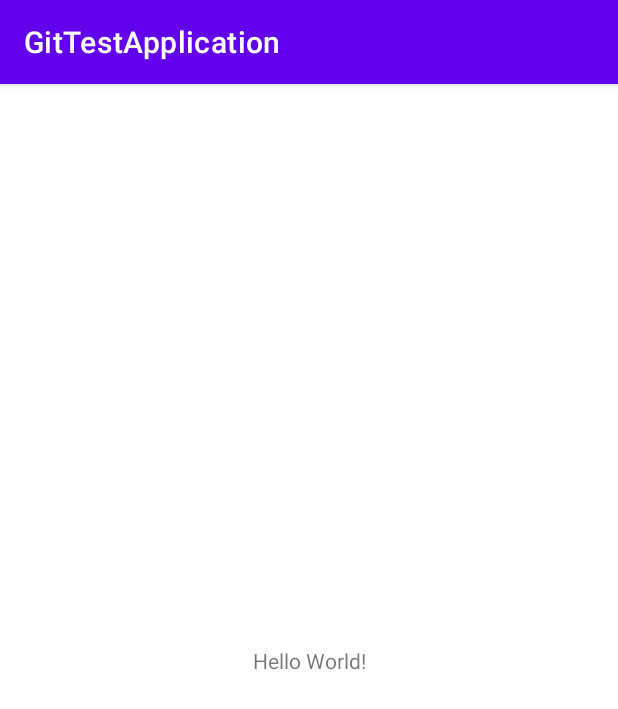
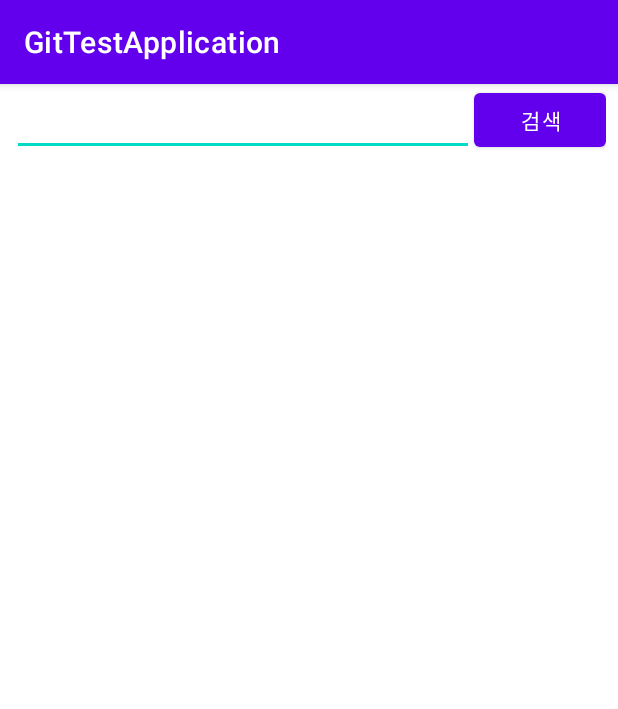
Before and after one commit to sk392/GitTestRepository, an Android app: the screen it shows after launch (MainActivity), on a phone screen of 412 x 824 dp. Shown: the top 709 px of the screen. Run offline under Robolectric (Android 15) with nearby library versions, the phone set to English and light mode, and no system bars.

Commit message:
#2- 검색 기본 화면구성 추가

```diff
--- a/app/src/main/AndroidManifest.xml
+++ b/app/src/main/AndroidManifest.xml
@@ -11,7 +11,7 @@
         android:supportsRtl="true"
         android:theme="@style/Theme.GitTestApplication">
         <activity
-            android:name=".MainActivity"
+            android:name=".ui.MainActivity"
             android:exported="true">
             <intent-filter>
                 <action android:name="android.intent.action.MAIN" />
--- a/app/src/main/java/com/example/gittestapplication/MainActivity.kt
+++ b/app/src/main/java/com/example/gittestapplication/ui/MainActivity.kt
@@ -1,7 +1,8 @@
-package com.example.gittestapplication
+package com.example.gittestapplication.ui
 
 import androidx.appcompat.app.AppCompatActivity
 import android.os.Bundle
+import com.example.gittestapplication.R
 
 class MainActivity : AppCompatActivity() {
     override fun onCreate(savedInstanceState: Bundle?) {
--- a/app/src/main/res/layout/activity_main.xml
+++ b/app/src/main/res/layout/activity_main.xml
@@ -4,15 +4,41 @@
     xmlns:tools="http://schemas.android.com/tools"
     android:layout_width="match_parent"
     android:layout_height="match_parent"
-    tools:context=".MainActivity">
+    android:paddingHorizontal="@dimen/default_horizontal_padding"
+    tools:context=".ui.MainActivity">
 
-    <TextView
+    <EditText
+        android:id="@+id/et_search"
+        android:layout_width="0dp"
+        android:layout_height="@dimen/search_bar_size"
+        app:layout_constraintEnd_toStartOf="@id/bt_search"
+        app:layout_constraintHorizontal_weight="1"
+        app:layout_constraintStart_toStartOf="parent"
+        app:layout_constraintTop_toTopOf="parent" />
+
+    <Button
+        android:id="@+id/bt_search"
+        android:text="@string/text_search"
+        android:layout_width="wrap_content"
+        android:layout_height="@dimen/search_bar_size"
+        app:layout_constraintEnd_toEndOf="parent"
+        app:layout_constraintTop_toTopOf="parent" />
+
+    <androidx.constraintlayout.widget.Barrier
+        android:id="@+id/br_search_bar"
         android:layout_width="wrap_content"
         android:layout_height="wrap_content"
-        android:text="Hello World!"
+        app:barrierDirection="bottom"
+        app:constraint_referenced_ids="bt_search,et_search" />
+
+    <androidx.recyclerview.widget.RecyclerView
+        android:id="@+id/rv_result"
+        android:layout_width="0dp"
+        android:layout_height="0dp"
+        android:layout_marginTop="@dimen/search_result_margin_top"
         app:layout_constraintBottom_toBottomOf="parent"
-        app:layout_constraintLeft_toLeftOf="parent"
-        app:layout_constraintRight_toRightOf="parent"
-        app:layout_constraintTop_toTopOf="parent" />
+        app:layout_constraintEnd_toEndOf="parent"
+        app:layout_constraintStart_toStartOf="parent"
+        app:layout_constraintTop_toBottomOf="@id/br_search_bar" />
 
 </androidx.constraintlayout.widget.ConstraintLayout>
--- /dev/null
+++ b/app/src/main/res/values/dimen.xml
@@ -0,0 +1,7 @@
+<?xml version="1.0" encoding="utf-8"?>
+<resources>
+    <dimen name="default_horizontal_padding">8dp</dimen>
+    <dimen name="search_bar_size">48dp</dimen>
+    <dimen name="search_result_margin_top">8dp</dimen>
+
+</resources>
--- a/app/src/main/res/values/strings.xml
+++ b/app/src/main/res/values/strings.xml
@@ -1,3 +1,4 @@
 <resources>
     <string name="app_name">GitTestApplication</string>
+    <string name="text_search">검색</string>
 </resources>
```
